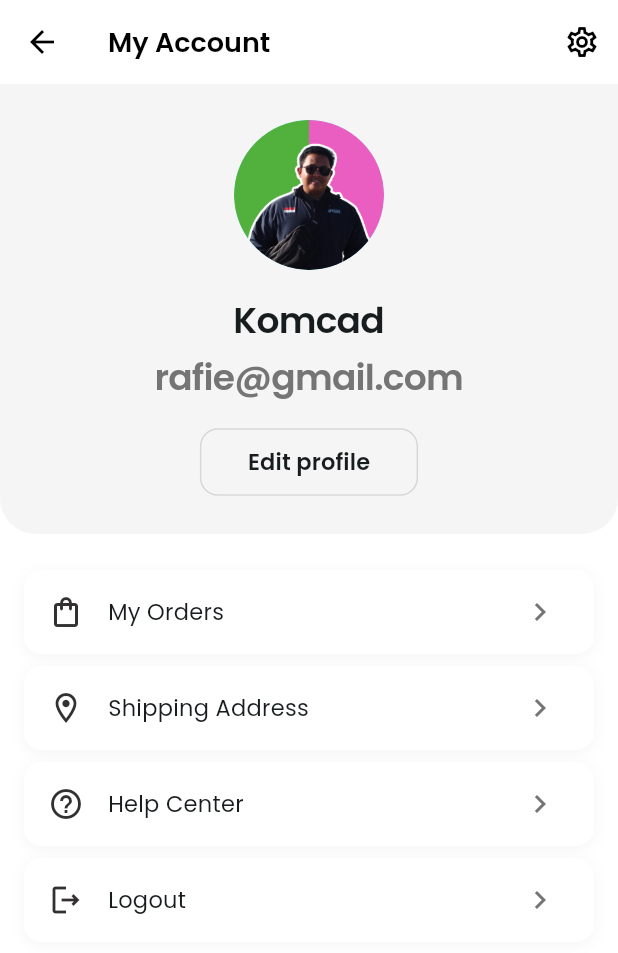
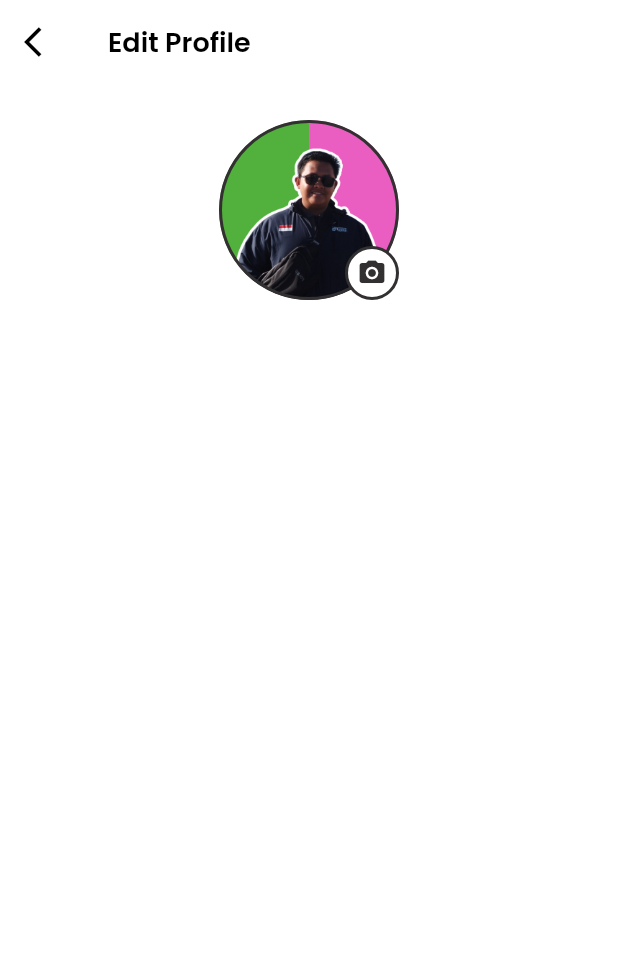
Before and after one commit to rafieaswandi/Ecommerce_ui_flutter--main, a Flutter app: the AccountScreen screen opened directly, after a tap on "Edit profile", on a phone screen of 412 x 824 dp. Shown: the top 953 px of the screen. Run offline on Flutter 3.47's test engine with Material 3 defaults, Android fonts, the phone set to English and light mode, and no system bars; our stand-ins replace get, get_storage, google_fonts, share_plus; accounts and stored records are empty.

Commit message:
third commit

```diff
--- a/lib/main.dart
+++ b/lib/main.dart
@@ -1,4 +1,4 @@
-// https://www.youtube.com/watch?v=rX9kvw79kgk 4:00:16
+// https://www.youtube.com/watch?v=rX9kvw79kgk 4:15:15
 
 import 'package:ecommerce_ui/controllers/auth_controller.dart';
 import 'package:ecommerce_ui/controllers/navigation_controller.dart';
--- a/lib/view/account_screen.dart
+++ b/lib/view/account_screen.dart
@@ -1,5 +1,6 @@
 import 'package:ecommerce_ui/controllers/auth_controller.dart';
 import 'package:ecommerce_ui/utils/app_textstyles.dart';
+import 'package:ecommerce_ui/view/edit%20profile/views/screens/edit_profile_screen.dart';
 import 'package:ecommerce_ui/view/my%20orders/view/screens/my_orders_screen.dart';
 import 'package:ecommerce_ui/view/settings_screen.dart';
 import 'package:ecommerce_ui/view/shipping%20address/shipping_address_screen.dart';
@@ -79,9 +80,12 @@ Widget _buildProfileSection(BuildContext context) {
         ),
         SizedBox(height: 16),
         OutlinedButton(
-          onPressed: () {},
+          onPressed: () => Get.to(() => const EditProfileScreen()),
           style: OutlinedButton.styleFrom(
-            padding: EdgeInsets.symmetric(horizontal: 32, vertical: 12),
+            padding: EdgeInsets.symmetric(
+              horizontal: 32,
+              vertical: 12
+              ),
             side: BorderSide(color: isDark ? Colors.white70 : Colors.black12),
             shape: RoundedRectangleBorder(
               borderRadius: BorderRadius.circular(12),
--- /dev/null
+++ b/lib/view/edit profile/views/screens/edit_profile_screen.dart
@@ -0,0 +1,43 @@
+import 'package:ecommerce_ui/utils/app_textstyles.dart';
+import 'package:ecommerce_ui/view/edit%20profile/views/widgets/profile_form.dart';
+import 'package:ecommerce_ui/view/edit%20profile/views/widgets/profile_image.dart';
+import 'package:flutter/material.dart';
+import 'package:get/get_core/src/get_main.dart';
+import 'package:get/get_navigation/src/extension_navigation.dart';
+
+class EditProfileScreen extends StatelessWidget {
+  const EditProfileScreen({super.key});
+
+  @override
+  Widget build(BuildContext context) {
+    final isDark = Theme.of(context).brightness == Brightness.dark;
+    return Scaffold(
+      appBar: AppBar(
+        leading: IconButton(
+          onPressed: () => Get.back(),
+          icon: Icon(
+            Icons.arrow_back_ios,
+            color: isDark ? Colors.white : Colors.black,
+          ),
+        ),
+        title: Text(
+          'Edit Profile',
+          style: AppTextstyles.withColor(
+            AppTextstyles.h3,
+            isDark ? Colors.white : Colors.black,
+          ),
+        ),
+      ),
+      body: const SingleChildScrollView(
+        child: Column(
+          children: [
+            SizedBox(height: 24),
+            ProfileImage(),
+            SizedBox(height: 32),
+            ProfileForm(),
+          ],
+        ),
+      )
+    );
+  }
+}
--- /dev/null
+++ b/lib/view/edit profile/views/widgets/profile_form.dart
@@ -0,0 +1,33 @@
+import 'package:flutter/material.dart';
+
+class ProfileForm extends StatelessWidget {
+  const ProfileForm({super.key});
+
+  @override
+  Widget build(BuildContext context) {
+    final isDark = Theme.of(context).brightness == Brightness.dark;
+
+    return Padding(
+      padding: const EdgeInsets.symmetric(horizontal: 24),
+      child: Column(
+        children: [
+          Container(
+            decoration: BoxDecoration(
+              color: Theme.of(context).cardColor,
+              borderRadius: BorderRadius.circular(12),
+              boxShadow: [
+                BoxShadow(
+                  color: isDark ?
+                      Colors.black.withOpacity(0.2)
+                      : Colors.grey.withOpacity(0.1),
+                  blurRadius: 8,
+                  offset: Offset(0, 2),
+                )
+              ],
+            ),
+          )
+        ],
+      ),
+    );
+  }
+}
--- /dev/null
+++ b/lib/view/edit profile/views/widgets/profile_image.dart
@@ -0,0 +1,88 @@
+import 'package:flutter/material.dart';
+import 'package:flutter/widgets.dart';
+
+class ProfileImage extends StatelessWidget {
+  const ProfileImage({super.key});
+
+  @override
+  Widget build(BuildContext context) {
+    final isDark = Theme.of(context).brightness == Brightness.dark;
+
+    return Center(
+      child: Stack(
+        children: [
+          Container(
+            width: 120,
+            height: 120,
+            decoration: BoxDecoration(
+              shape: BoxShape.circle,
+              border: Border.all(
+                color: Theme.of(context).primaryColor,
+                width: 2,
+              ),
+              image: DecorationImage(
+                image: AssetImage("assets/images/avatar.png"),
+                fit: BoxFit.cover,
+              ),
+            ),
+          ),
+          Positioned(
+            bottom: 0,
+            right: 0,
+            child: GestureDetector(
+              onTap: () {
+                _showImagePickerBottomSheet(context);
+              },
+              child: Container(
+                padding: EdgeInsets.all(6),
+                decoration: BoxDecoration(
+                  color: isDark ? Colors.grey[800] : Colors.white,
+                  shape: BoxShape.circle,
+                  border: Border.all(
+                    color: Theme.of(context).primaryColor,
+                    width: 2,
+                  ),
+                ),
+                child: Icon(
+                  Icons.camera_alt,
+                  size: 20,
+                  color: Theme.of(context).primaryColor,
+                ),
+              ),
+            ),
+          )
+        ],
+      ),
+    );
+  }
+
+  void _showImagePickerBottomSheet(BuildContext context) {
+    showModalBottomSheet(
+      context: context,
+      builder: (BuildContext bc) {
+        return SafeArea(
+          child: Wrap(
+            children: <Widget>[
+              ListTile(
+                leading: Icon(Icons.photo_library),
+                title: Text('Photo Library'),
+                onTap: () {
+                  // Handle photo library selection
+                  Navigator.of(context).pop();
+                },
+              ),
+              ListTile(
+                leading: Icon(Icons.camera_alt),
+                title: Text('Camera'),
+                onTap: () {
+                  // Handle camera selection
+                  Navigator.of(context).pop();
+                },
+              ),
+            ],
+          ),
+        );
+      },
+    );
+  }
+}
--- a/lib/view/my orders/view/screens/my_orders_screen.dart
+++ b/lib/view/my orders/view/screens/my_orders_screen.dart
@@ -18,7 +18,7 @@ class MyOrdersScreen extends StatelessWidget {
       appBar: AppBar(
         leading: IconButton(
           onPressed: ()=>Get.back(),
-          icon: const Icon(Icons.arrow_back),
+          icon: const Icon(Icons.arrow_back_ios),
           color: isDark ? Colors.white : Colors.black,
         ),
         title: Text(
```
